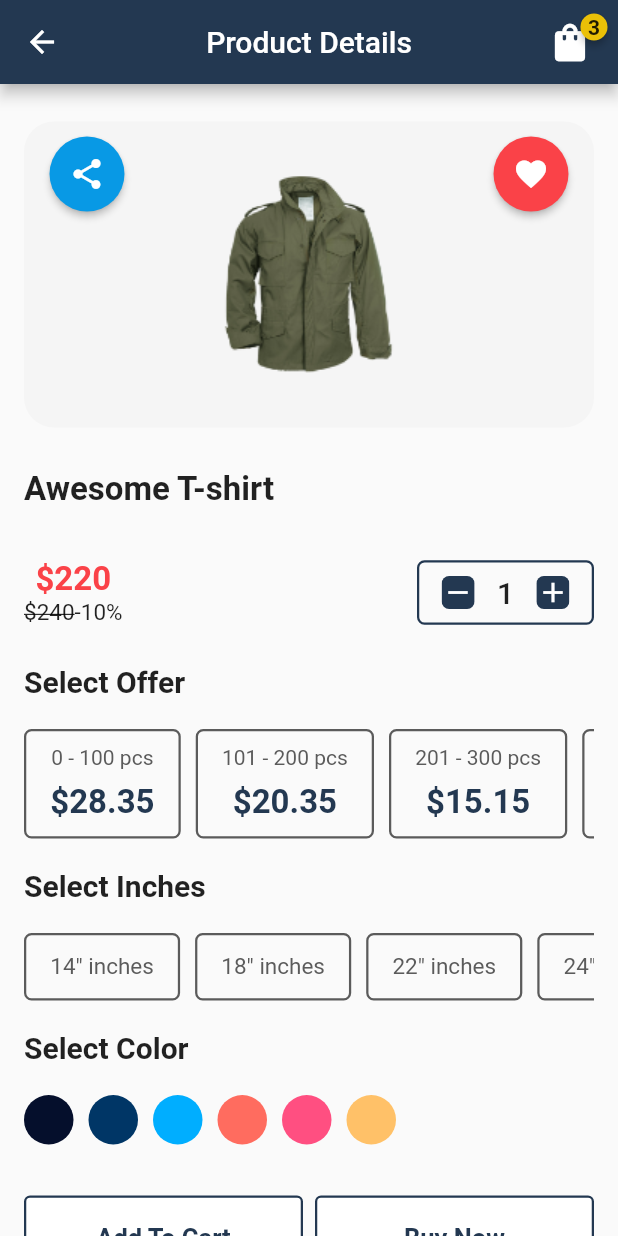
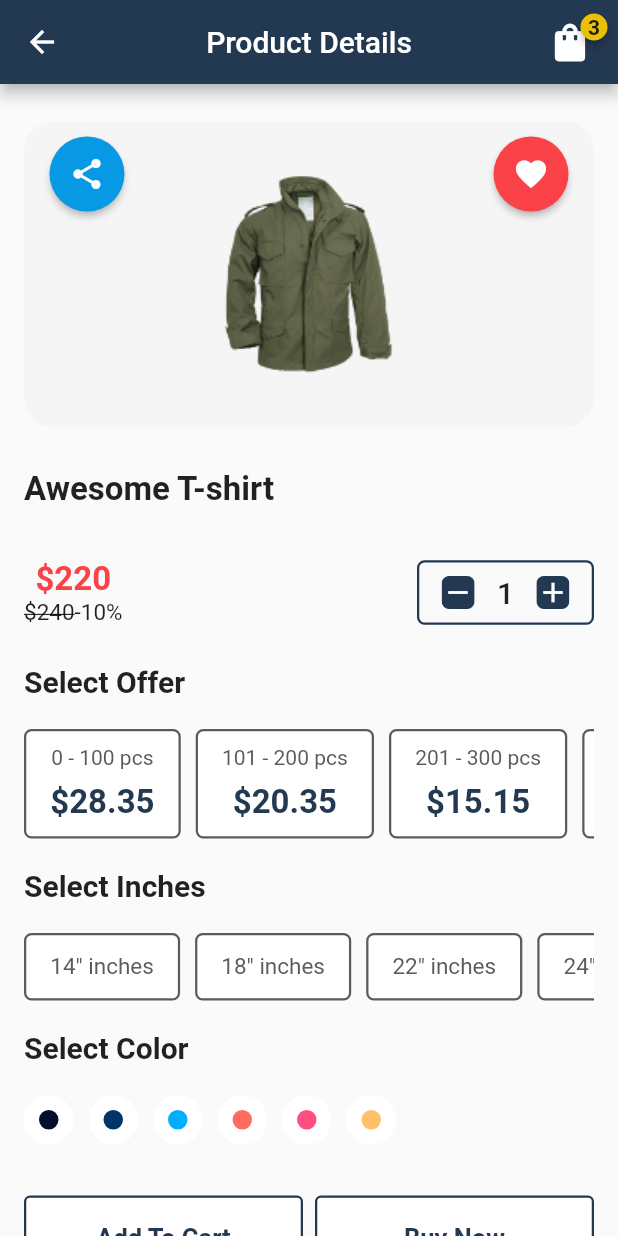
Before and after one commit to ashikahmedfahim/Flutter-E-commerce, a Flutter app: the ProductDetailsPage screen opened directly with sample values from the repository, on a phone screen of 412 x 824 dp. Run offline on Flutter 3.47's test engine with Material 2 defaults, Android fonts, the phone set to English and light mode, and no system bars; drawn by our look-alikes of badges; our stand-ins replace flutter_svg, fluttertoast, modal_bottom_sheet, shared_preferences, video_player; accounts and stored records are empty.

```diff
--- a/lib/components/color_card.dart
+++ b/lib/components/color_card.dart
@@ -1,12 +1,20 @@
 // Flutter imports:
 import 'package:flutter/material.dart';
+import 'package:lacuna/constants.dart';
 
 // Project imports:
 import 'package:lacuna/mock_data/data.dart';
 
 class ColorCard extends StatefulWidget {
   final VarientColor varientColor;
-  const ColorCard({Key? key, required this.varientColor}) : super(key: key);
+  final Function selectValue;
+  final bool isSelected;
+  const ColorCard(
+      {Key? key,
+      required this.selectValue,
+      required this.isSelected,
+      required this.varientColor})
+      : super(key: key);
 
   @override
   _ColorCardState createState() => _ColorCardState();
@@ -22,9 +30,17 @@ class _ColorCardState extends State<ColorCard> {
         decoration: BoxDecoration(
           color: widget.varientColor.varientColor,
           borderRadius: BorderRadius.circular(50.0),
+          border: Border.all(
+            color: kDarkTextColor,
+            width: widget.isSelected ? 0.0 : 10.0,
+          ),
         ),
         child: GestureDetector(
-          onTap: () => {},
+          onTap: () {
+            setState(() {
+              widget.selectValue(widget.varientColor.varientColor);
+            });
+          },
           child: const Text(''),
         ),
       ),
--- a/lib/components/inch_card.dart
+++ b/lib/components/inch_card.dart
@@ -7,7 +7,14 @@ import '../mock_data/data.dart';
 
 class InchCard extends StatefulWidget {
   final Variation variation;
-  const InchCard({Key? key, required this.variation}) : super(key: key);
+  final Function selectValue;
+  final bool isSelected;
+  const InchCard(
+      {Key? key,
+      required this.selectValue,
+      required this.isSelected,
+      required this.variation})
+      : super(key: key);
 
   @override
   _InchCardState createState() => _InchCardState();
@@ -21,19 +28,26 @@ class _InchCardState extends State<InchCard> {
       child: Container(
         decoration: BoxDecoration(
           borderRadius: BorderRadius.circular(5.0),
+          color: widget.isSelected ? kPrimaryColor : kDarkTextColor,
           border: Border.all(
             color: kGreyText,
             width: 1.5,
           ),
         ),
         child: GestureDetector(
-          onTap: () => {},
+          onTap: () {
+            setState(() {
+              widget.selectValue(widget.variation.size);
+            });
+          },
           child: Padding(
             padding: const EdgeInsets.symmetric(horizontal: 16.0),
             child: Center(
               child: Text(
                 '${widget.variation.size}" inches',
-                style: const TextStyle(fontSize: 15.0, color: kGreyText),
+                style: TextStyle(
+                    fontSize: 15.0,
+                    color: widget.isSelected ? kDarkTextColor : kGreyText),
               ),
             ),
           ),
--- a/lib/components/offer_card.dart
+++ b/lib/components/offer_card.dart
@@ -7,7 +7,14 @@ import 'package:lacuna/mock_data/data.dart';
 
 class OfferCard extends StatefulWidget {
   final Offer offer;
-  const OfferCard({Key? key, required this.offer}) : super(key: key);
+  final Function selectValue;
+  final bool isSelected;
+  const OfferCard(
+      {Key? key,
+      required this.selectValue,
+      required this.isSelected,
+      required this.offer})
+      : super(key: key);
 
   @override
   _OfferCardState createState() => _OfferCardState();
@@ -21,13 +28,18 @@ class _OfferCardState extends State<OfferCard> {
       child: Container(
         decoration: BoxDecoration(
           borderRadius: BorderRadius.circular(5.0),
+          color: widget.isSelected ? kPrimaryColor : kDarkTextColor,
           border: Border.all(
             color: kGreyText,
             width: 1.5,
           ),
         ),
         child: GestureDetector(
-          onTap: () => {},
+          onTap: () {
+            setState(() {
+              widget.selectValue(widget.offer.price);
+            });
+          },
           child: Padding(
             padding: const EdgeInsets.symmetric(horizontal: 16.0),
             child: Column(
@@ -37,15 +49,15 @@ class _OfferCardState extends State<OfferCard> {
                   children: [
                     Text(
                       '${widget.offer.min} - ',
-                      style: const TextStyle(
-                        color: kGreyText,
+                      style: TextStyle(
+                        color: widget.isSelected ? kDarkTextColor : kGreyText,
                         fontSize: 14.0,
                       ),
                     ),
                     Text(
                       '${widget.offer.max} pcs',
-                      style: const TextStyle(
-                        color: kGreyText,
+                      style: TextStyle(
+                        color: widget.isSelected ? kDarkTextColor : kGreyText,
                         fontSize: 14.0,
                       ),
                     ),
@@ -53,8 +65,8 @@ class _OfferCardState extends State<OfferCard> {
                 ),
                 Text(
                   '\$${widget.offer.price}',
-                  style: const TextStyle(
-                    color: kPrimaryColor,
+                  style: TextStyle(
+                    color: widget.isSelected ? kDarkTextColor : kPrimaryColor,
                     fontSize: 22.0,
                     fontWeight: FontWeight.bold,
                   ),
--- a/lib/widget_builder/color_section_builder.dart
+++ b/lib/widget_builder/color_section_builder.dart
@@ -15,6 +15,13 @@ class ColorSectionBuilder extends StatefulWidget {
 }
 
 class _ColorSectionBuilderState extends State<ColorSectionBuilder> {
+  Color selectedValue = Colors.teal;
+  selectValue(Color value) {
+    setState(() {
+      selectedValue = value;
+    });
+  }
+
   @override
   Widget build(BuildContext context) {
     return SizedBox(
@@ -24,6 +31,9 @@ class _ColorSectionBuilderState extends State<ColorSectionBuilder> {
         scrollDirection: Axis.horizontal,
         itemCount: varientColors.length,
         itemBuilder: (BuildContext context, int index) => ColorCard(
+          selectValue: selectValue,
+          isSelected:
+              selectedValue == varientColors[index].varientColor ? true : false,
           varientColor: varientColors[index],
         ),
       ),
--- a/lib/widget_builder/inches_section_builder.dart
+++ b/lib/widget_builder/inches_section_builder.dart
@@ -7,6 +7,7 @@ import '../mock_data/data.dart';
 
 class InchesSectionBuilder extends StatefulWidget {
   final List<Variation> variations;
+
   const InchesSectionBuilder({Key? key, required this.variations})
       : super(key: key);
 
@@ -15,6 +16,13 @@ class InchesSectionBuilder extends StatefulWidget {
 }
 
 class _InchesSectionBuilderState extends State<InchesSectionBuilder> {
+  int selectedValue = 0;
+  selectValue(int value) {
+    setState(() {
+      selectedValue = value;
+    });
+  }
+
   @override
   Widget build(BuildContext context) {
     return SizedBox(
@@ -24,6 +32,8 @@ class _InchesSectionBuilderState extends State<InchesSectionBuilder> {
         scrollDirection: Axis.horizontal,
         itemCount: variations.length,
         itemBuilder: (BuildContext context, int index) => InchCard(
+          selectValue: selectValue,
+          isSelected: selectedValue == variations[index].size ? true : false,
           variation: variations[index],
         ),
       ),
--- a/lib/widget_builder/offer_section_builder.dart
+++ b/lib/widget_builder/offer_section_builder.dart
@@ -14,6 +14,13 @@ class OfferSectionBuilder extends StatefulWidget {
 }
 
 class _OfferSectionBuilderState extends State<OfferSectionBuilder> {
+  double selectedValue = 0;
+  selectValue(double value) {
+    setState(() {
+      selectedValue = value;
+    });
+  }
+
   @override
   Widget build(BuildContext context) {
     return SizedBox(
@@ -23,8 +30,9 @@ class _OfferSectionBuilderState extends State<OfferSectionBuilder> {
         scrollDirection: Axis.horizontal,
         itemCount: offers.length,
         itemBuilder: (BuildContext context, int index) => OfferCard(
-          offer: offers[index],
-        ),
+            selectValue: selectValue,
+            isSelected: selectedValue == offers[index].price ? true : false,
+            offer: offers[index]),
       ),
     );
   }
```
